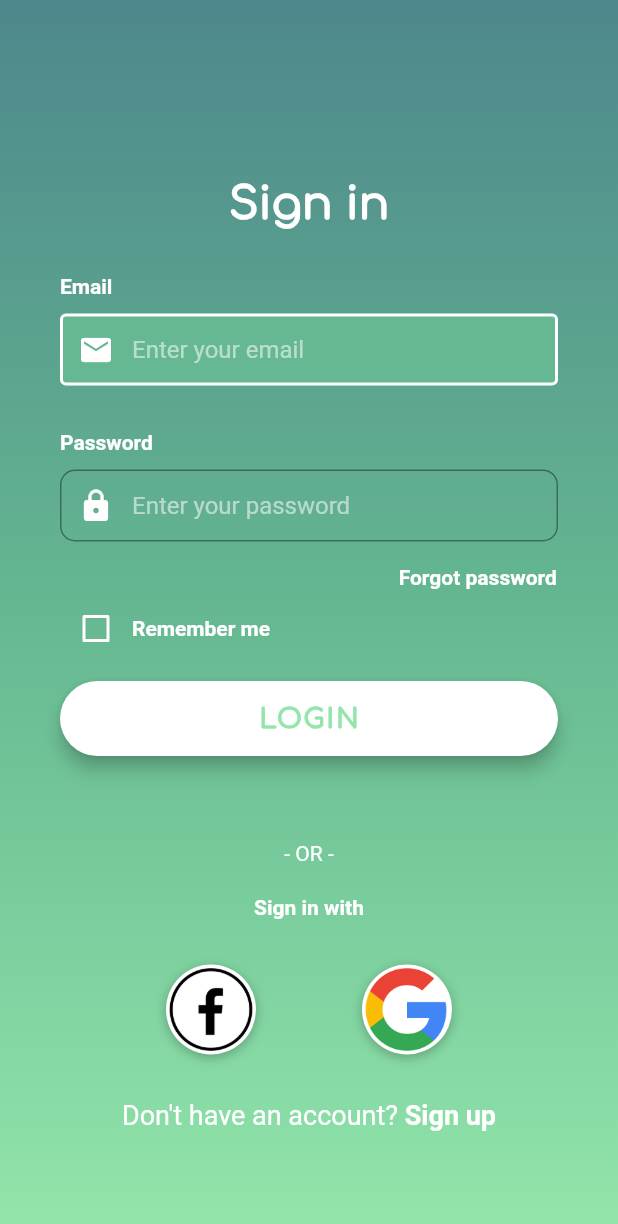
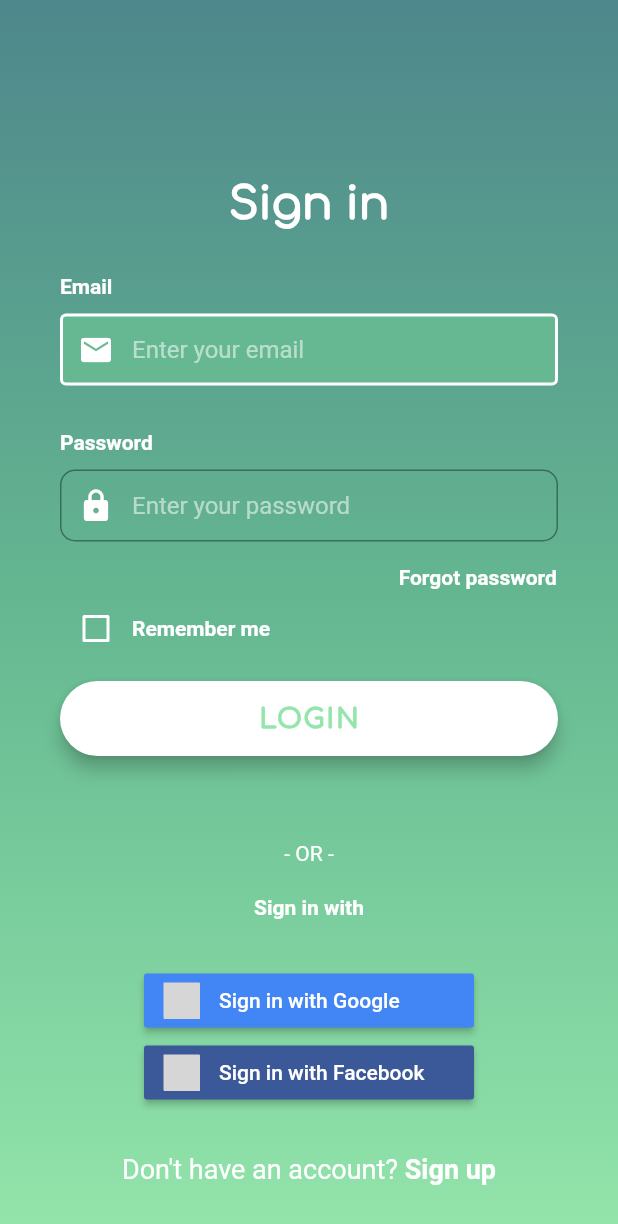
Before and after one commit to klee3/nutrin-macro-tracking-app, a Flutter app: the screen it shows after launch, on a phone screen of 412 x 824 dp. Shown: the top 1224 px of the screen. Run offline on Flutter 3.47's test engine with Material 2 defaults, Android fonts, the phone set to English and light mode, and no system bars; our stand-ins replace cloud_firestore, firebase_auth, flutter_signin_button, flutter_spinkit, font_awesome_flutter; accounts and stored records are empty; Roboto replaces fonts that are missing (OpenSans); grey boxes are pictures that could not be loaded.

Commit message:
Change facebook and google sign in buttons

```diff
--- a/nutrin/lib/screens/authenticate/sign_in.dart
+++ b/nutrin/lib/screens/authenticate/sign_in.dart
@@ -4,6 +4,7 @@ import 'package:mobileapp/services/auth.dart';
 import 'package:mobileapp/shared/constants.dart';
 import 'package:mobileapp/shared/loading.dart';
 import 'package:mobileapp/utilities/constants.dart';
+import 'package:flutter_signin_button/flutter_signin_button.dart';
 
 class SignIn extends StatefulWidget {
   final Function toggleView;
@@ -235,16 +236,20 @@ class _SignInState extends State<SignIn> {
     );
   }
 
-  Widget _buildSocialMediaRow() {
+  Widget _buildSocialMediaColumn() {
     return Padding(
       padding: EdgeInsets.symmetric(vertical: 30.0),
-      child: Row(
-        mainAxisAlignment: MainAxisAlignment.spaceEvenly,
+      child: Column(
         children: <Widget>[
-          _buildSocialMediaButton(() => print("Login with Facebook"),
-              AssetImage('assets/fbfb.png')),
-          _buildSocialMediaButton(
-              () => print("Login with Google"), AssetImage('assets/gmail.png')),
+          // TODO: connect with auth
+          SignInButton(
+            Buttons.GoogleDark,
+            onPressed: () {},
+          ),
+          SignInButton(
+            Buttons.Facebook,
+            onPressed: () {},
+          )
         ],
       ),
     );
@@ -348,7 +353,7 @@ class _SignInState extends State<SignIn> {
                               ),
                             ),
                             _buildSignInwithFBGMBtn(),
-                            _buildSocialMediaRow(),
+                            _buildSocialMediaColumn(),
                             _buildSignUpButton(),
                           ],
                         ),
--- a/nutrin/pubspec.yaml
+++ b/nutrin/pubspec.yaml
@@ -30,6 +30,7 @@ dependencies:
   flutter_spinkit: "^4.1.2"
   fl_chart: ^0.8.3
   font_awesome_flutter: ^8.2.0
+  flutter_signin_button: ^1.0.0
 
 dev_dependencies:
   flutter_test:
```
Also changed, not shown: nutrin/pubspec.lock.
